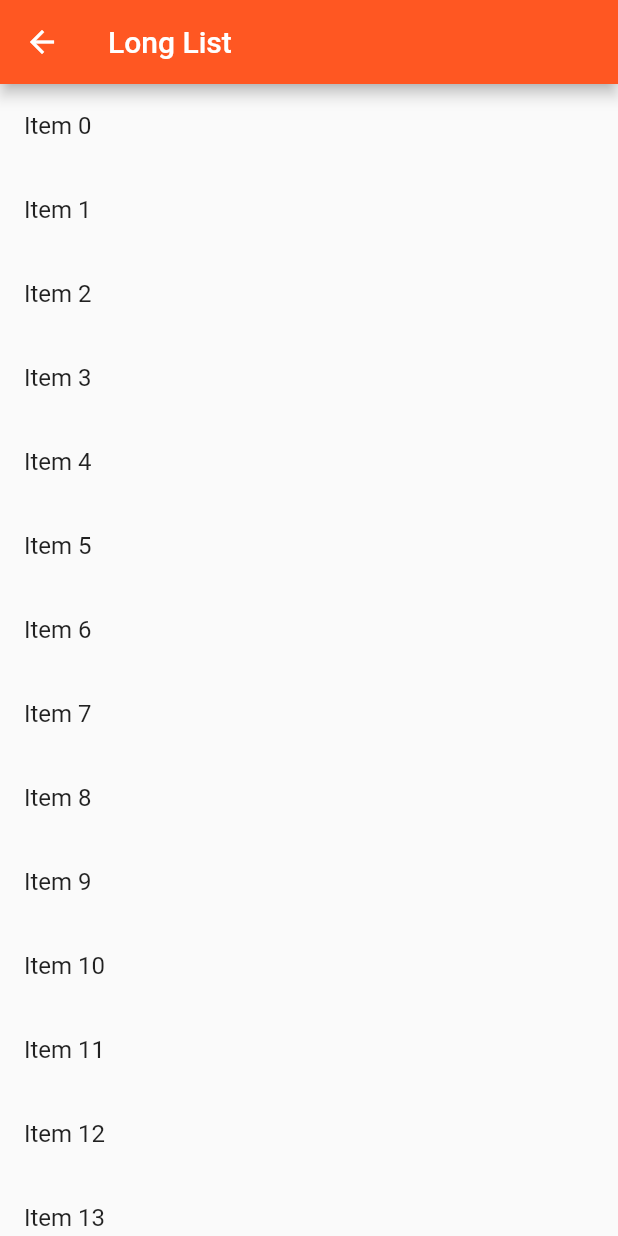
After one commit to imranpollob/flutter-cookbook, a Flutter app: the screen it shows after launch, after a tap on "Long List", on a phone screen of 412 x 824 dp. The commit adds this screen. Run offline on Flutter 3.47's test engine with Material 2 defaults, Android fonts, the phone set to English and light mode, and no system bars; network calls fail.

```diff
--- /dev/null
+++ b/lib/LongList.dart
@@ -0,0 +1,22 @@
+import 'package:flutter/material.dart';
+
+class LongList extends StatelessWidget {
+  final items = List<String>.generate(10000, (i) => "Item $i");
+
+  @override
+  Widget build(BuildContext context) {
+    return Scaffold(
+      appBar: AppBar(
+        title: Text('Long List'),
+      ),
+      body: ListView.builder(
+        itemCount: items.length,
+        itemBuilder: (context, index) {
+          return ListTile(
+            title: Text(items[index]),
+          );
+        },
+      ),
+    );
+  }
+}
--- a/lib/main.dart
+++ b/lib/main.dart
@@ -2,6 +2,7 @@ import 'package:cookbook/BasicList.dart';
 import 'package:cookbook/FloatingBarAboveList.dart';
 import 'package:cookbook/GridList.dart';
 import 'package:cookbook/HorizonytalList.dart';
+import 'package:cookbook/ImageFromInternet.dart';
 import 'package:cookbook/ListWithDifferentItems.dart';
 import 'package:cookbook/LongList.dart';
 import 'package:flutter/material.dart';
@@ -99,6 +100,20 @@ class MyApp extends StatelessWidget {
               );
             },
           ),
+          ListTile(
+            leading: Icon(Icons.image),
+            title: Text('Image'),
+          ),
+          ListTile(
+            leading: Text(''),
+            title: Text('Image Form Internet'),
+            onTap: () {
+              Navigator.push(
+                context,
+                MaterialPageRoute(builder: (context) => ImageFromInternet()),
+              );
+            },
+          ),
         ],
       ),
     );
```
Also changed, not shown: lib/ImageFromInternet.dart (added, +14 -0 lines).
